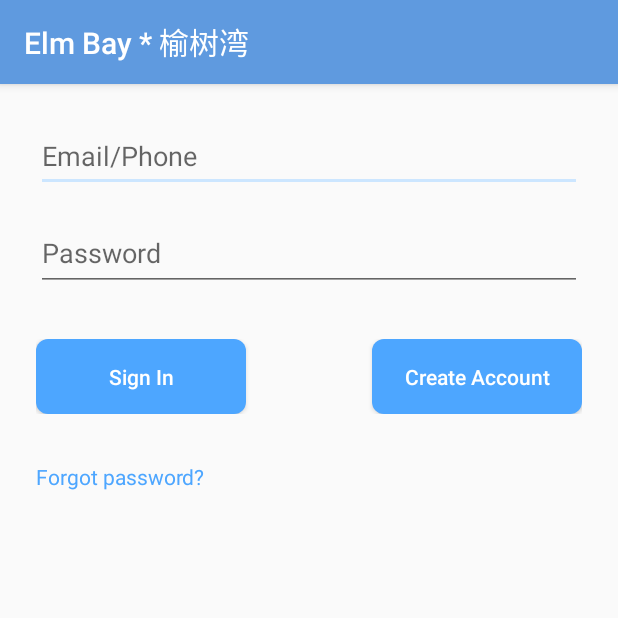
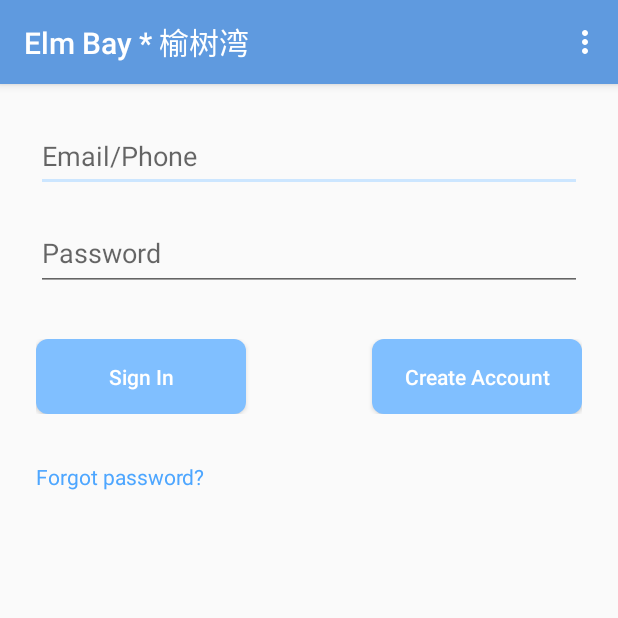
Before and after one commit to elmbay/embay-android, an Android app: the screen it shows after launch (SignInActivity), on a phone screen of 412 x 824 dp, the top half of it. Run offline under Robolectric (Android 15) with nearby library versions, the light colour scheme and no system bars; our stand-ins replace EventBus.

Commit message:
v2 - Added setting menu

```diff
--- a/app/src/main/java/com/example/elmbay/fragment/SignInFragment.java
+++ b/app/src/main/java/com/example/elmbay/fragment/SignInFragment.java
@@ -9,6 +9,9 @@ import android.text.Editable;
 import android.text.TextUtils;
 import android.text.TextWatcher;
 import android.view.LayoutInflater;
+import android.view.Menu;
+import android.view.MenuInflater;
+import android.view.MenuItem;
 import android.view.View;
 import android.view.ViewGroup;
 import android.widget.EditText;
@@ -54,9 +57,16 @@ public class SignInFragment extends Fragment implements View.OnClickListener {
         View top = inflater.inflate(R.layout.fragment_sign_in, container, false);
 
         SessionData sessionData = AppManager.getInstance().getSessionData();
-        mUid = sessionData.getUid();
-        mUidType = sessionData.getUidType();
-        mPassword = sessionData.getPassword();
+
+        if (TextUtils.isEmpty(sessionData.getUserToken())) {
+            // There is no account or user wants to switch account
+            mUidType = SessionData.UID_TYPE_UNKNOWN;
+            mPassword = "";
+        } else {
+            mUid = sessionData.getUid();
+            mUidType = sessionData.getUidType();
+            mPassword = sessionData.getPassword();
+        }
 
         mUidView = top.findViewById(R.id.uid);
         mUidView.setText(mUid);
@@ -99,6 +109,36 @@ public class SignInFragment extends Fragment implements View.OnClickListener {
     }
 
     @Override
+    public void onCreate(Bundle savedInstanceState) {
+        super.onCreate(savedInstanceState);
+        setHasOptionsMenu(true);
+    }
+
+    @Override
+    public void onCreateOptionsMenu(Menu menu, MenuInflater menuInflater) {
+        menuInflater.inflate(R.menu.menu_settings, menu);
+        super.onCreateOptionsMenu(menu, menuInflater);
+    }
+
+    /**
+     * react to the user tapping/selecting an options menu item
+     */
+    @Override
+    public boolean onOptionsItemSelected(MenuItem item) {
+        switch (item.getItemId()) {
+            case R.id.menu_item_switch_account:
+                mUidView.setText("");
+                mUidView.setInputType(TYPE_CLASS_TEXT);
+                mPasswordView.setText("");
+                mConfirmPasswordView.setText("");
+                mConfirmPasswordView.setVisibility(View.GONE);
+                return true;
+            default:
+                return super.onOptionsItemSelected(item);
+        }
+    }
+
+    @Override
     public void onResume() {
         super.onResume();
 
@@ -118,6 +158,8 @@ public class SignInFragment extends Fragment implements View.OnClickListener {
     public void onClick(View v) {
         switch (v.getId()) {
             case R.id.sign_in:
+                mConfirmPasswordView.setText("");
+                mConfirmPasswordView.setVisibility(View.GONE);
                 loadData(false);
                 break;
 
--- a/app/src/main/java/com/example/elmbay/manager/SessionData.java
+++ b/app/src/main/java/com/example/elmbay/manager/SessionData.java
@@ -55,6 +55,10 @@ public class SessionData {
     SessionData(@NonNull Context context) {
         mPersistenceStore = PersistenceManager.getSharedPersistenceStore(context);
         fromPersistenceStore();
+    }
+
+    public void switchUser() {
+        mUserToken = "";
     }
 
     // PII data stays in persistence store only
--- a/app/src/main/res/drawable/oval_button.xml
+++ b/app/src/main/res/drawable/oval_button.xml
@@ -9,7 +9,7 @@
         android:topLeftRadius="8dp"
         android:topRightRadius="8dp" />
 
-    <solid android:color="@color/colorPrimaryBold" />
+    <solid android:color="@color/colorPrimary" />
 
     <padding
         android:bottom="0dp"
--- /dev/null
+++ b/app/src/main/res/menu/menu_settings.xml
@@ -0,0 +1,6 @@
+<?xml version="1.0" encoding="utf-8"?>
+<menu xmlns:android="http://schemas.android.com/apk/res/android">
+    <item
+        android:id="@+id/menu_item_switch_account"
+        android:title="@string/switch_account" />
+</menu>
--- a/app/src/main/res/values/strings.xml
+++ b/app/src/main/res/values/strings.xml
@@ -16,6 +16,7 @@
     <string name="enter_confirmed_password">Please confirm password.</string>
     <string name="passwords_mismatch">Passwords mismatch, try again</string>
     <string name="ok">OK</string>
+    <string name="switch_account">Switch Account</string>
 
     <!-- image buttons -->
     <string name="repeat_slowly">Repeat slowly</string>
```
Also changed, not shown: app/src/main/AndroidManifest.xml (+6 -7 lines), app/src/main/java/com/example/elmbay/activity/CourseListActivity.java (+11 -91 lines), app/src/main/java/com/example/elmbay/fragment/CourseListFragment.java (added, +145 -0 lines), app/src/main/res/layout/fragment_course_list.xml (renamed from app/src/main/res/layout/activity_course_list.xml, +2 -13 lines).
